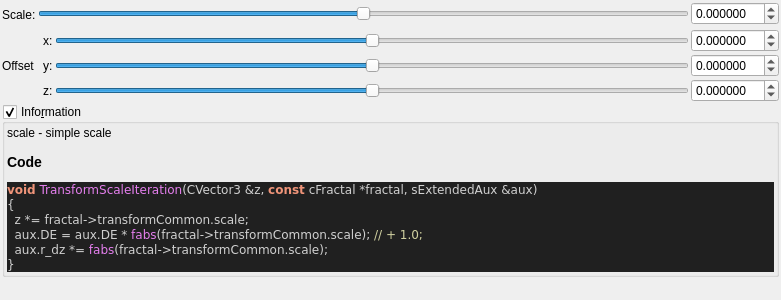
First picture: the form in mandelbulber2/qt_data/fractal_transf_octo_fold.ui, repository buddhi1980/mandelbulber2, before the edit.
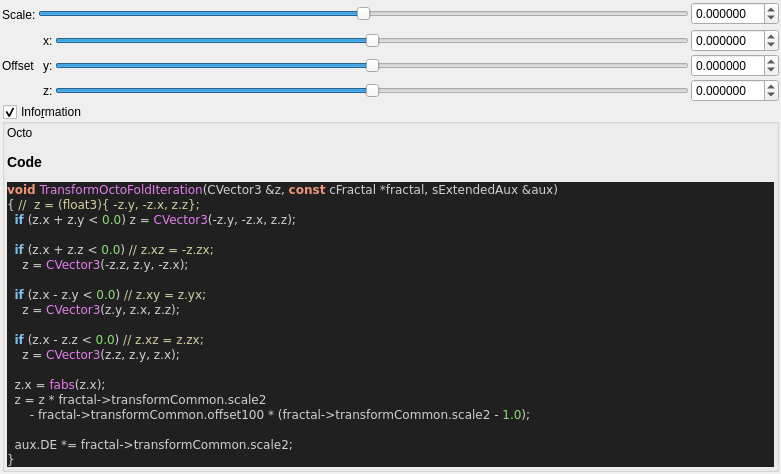
Second picture: the form after the edit. Custom widgets are drawn as their Qt base class.

```diff
--- a/mandelbulber2/qt_data/fractal_transf_octo_fold.ui
+++ b/mandelbulber2/qt_data/fractal_transf_octo_fold.ui
@@ -311,15 +311,28 @@
       <item>
        <widget class="QLabel" name="label_code_content">
         <property name="text">
-         <string>&lt;p&gt;scale - simple scale&lt;/p&gt;&lt;table&gt;
+         <string>&lt;p&gt;Octo&lt;/p&gt;&lt;table&gt;
 &lt;/table&gt;
 &lt;h3&gt;Code&lt;/h3&gt;
 &lt;body style=&quot;background-color:#202020&quot;&gt;
-&lt;pre style=&quot;color:#d0d0d0; background-color:#202020;  font-family:'Courier New',monospace;&quot;&gt;&lt;span style=&quot;color:#f09479; font-weight:bold&quot;&gt;void&lt;/span&gt; &lt;span style=&quot;color:#e47eed&quot;&gt;TransformScaleIteration&lt;/span&gt;&lt;span style=&quot;color:#d0d0d0&quot;&gt;(&lt;/span&gt;CVector3 &lt;span style=&quot;color:#d0d0d0&quot;&gt;&amp;amp;&lt;/span&gt;z&lt;span style=&quot;color:#d0d0d0&quot;&gt;,&lt;/span&gt; &lt;span style=&quot;color:#f09479; font-weight:bold&quot;&gt;const&lt;/span&gt; cFractal &lt;span style=&quot;color:#d0d0d0&quot;&gt;*&lt;/span&gt;fractal&lt;span style=&quot;color:#d0d0d0&quot;&gt;,&lt;/span&gt; sExtendedAux &lt;span style=&quot;color:#d0d0d0&quot;&gt;&amp;amp;&lt;/span&gt;aux&lt;span style=&quot;color:#d0d0d0&quot;&gt;)&lt;/span&gt;
-&lt;span style=&quot;color:#d0d0d0&quot;&gt;{&lt;/span&gt;
-  z &lt;span style=&quot;color:#d0d0d0&quot;&gt;*=&lt;/span&gt; fractal&lt;span style=&quot;color:#d0d0d0&quot;&gt;-&amp;gt;&lt;/span&gt;transformCommon&lt;span style=&quot;color:#d0d0d0&quot;&gt;.&lt;/span&gt;scale&lt;span style=&quot;color:#d0d0d0&quot;&gt;;&lt;/span&gt;
-  aux&lt;span style=&quot;color:#d0d0d0&quot;&gt;.&lt;/span&gt;DE &lt;span style=&quot;color:#d0d0d0&quot;&gt;=&lt;/span&gt; aux&lt;span style=&quot;color:#d0d0d0&quot;&gt;.&lt;/span&gt;DE &lt;span style=&quot;color:#d0d0d0&quot;&gt;*&lt;/span&gt; &lt;span style=&quot;color:#e47eed&quot;&gt;fabs&lt;/span&gt;&lt;span style=&quot;color:#d0d0d0&quot;&gt;(&lt;/span&gt;fractal&lt;span style=&quot;color:#d0d0d0&quot;&gt;-&amp;gt;&lt;/span&gt;transformCommon&lt;span style=&quot;color:#d0d0d0&quot;&gt;.&lt;/span&gt;scale&lt;span style=&quot;color:#d0d0d0&quot;&gt;);&lt;/span&gt; &lt;span style=&quot;color:#d0d0a0&quot;&gt;// + 1.0;&lt;/span&gt;
-  aux&lt;span style=&quot;color:#d0d0d0&quot;&gt;.&lt;/span&gt;r_dz &lt;span style=&quot;color:#d0d0d0&quot;&gt;*=&lt;/span&gt; &lt;span style=&quot;color:#e47eed&quot;&gt;fabs&lt;/span&gt;&lt;span style=&quot;color:#d0d0d0&quot;&gt;(&lt;/span&gt;fractal&lt;span style=&quot;color:#d0d0d0&quot;&gt;-&amp;gt;&lt;/span&gt;transformCommon&lt;span style=&quot;color:#d0d0d0&quot;&gt;.&lt;/span&gt;scale&lt;span style=&quot;color:#d0d0d0&quot;&gt;);&lt;/span&gt;
+&lt;pre style=&quot;color:#d0d0d0; background-color:#202020;  font-family:'Courier New',monospace;&quot;&gt;&lt;span style=&quot;color:#f09479; font-weight:bold&quot;&gt;void&lt;/span&gt; &lt;span style=&quot;color:#e47eed&quot;&gt;TransformOctoFoldIteration&lt;/span&gt;&lt;span style=&quot;color:#d0d0d0&quot;&gt;(&lt;/span&gt;CVector3 &lt;span style=&quot;color:#d0d0d0&quot;&gt;&amp;amp;&lt;/span&gt;z&lt;span style=&quot;color:#d0d0d0&quot;&gt;,&lt;/span&gt; &lt;span style=&quot;color:#f09479; font-weight:bold&quot;&gt;const&lt;/span&gt; cFractal &lt;span style=&quot;color:#d0d0d0&quot;&gt;*&lt;/span&gt;fractal&lt;span style=&quot;color:#d0d0d0&quot;&gt;,&lt;/span&gt; sExtendedAux &lt;span style=&quot;color:#d0d0d0&quot;&gt;&amp;amp;&lt;/span&gt;aux&lt;span style=&quot;color:#d0d0d0&quot;&gt;)&lt;/span&gt;
+&lt;span style=&quot;color:#d0d0d0&quot;&gt;{&lt;/span&gt; &lt;span style=&quot;color:#d0d0a0&quot;&gt;//  z = (float3){ -z.y, -z.x, z.z};&lt;/span&gt;
+  &lt;span style=&quot;color:#7ec0ee; font-weight:bold&quot;&gt;if&lt;/span&gt; &lt;span style=&quot;color:#d0d0d0&quot;&gt;(&lt;/span&gt;z&lt;span style=&quot;color:#d0d0d0&quot;&gt;.&lt;/span&gt;x &lt;span style=&quot;color:#d0d0d0&quot;&gt;+&lt;/span&gt; z&lt;span style=&quot;color:#d0d0d0&quot;&gt;.&lt;/span&gt;y &lt;span style=&quot;color:#d0d0d0&quot;&gt;&amp;lt;&lt;/span&gt; &lt;span style=&quot;color:#87df71&quot;&gt;0.0&lt;/span&gt;&lt;span style=&quot;color:#d0d0d0&quot;&gt;)&lt;/span&gt; z &lt;span style=&quot;color:#d0d0d0&quot;&gt;=&lt;/span&gt; &lt;span style=&quot;color:#e47eed&quot;&gt;CVector3&lt;/span&gt;&lt;span style=&quot;color:#d0d0d0&quot;&gt;(-&lt;/span&gt;z&lt;span style=&quot;color:#d0d0d0&quot;&gt;.&lt;/span&gt;y&lt;span style=&quot;color:#d0d0d0&quot;&gt;, -&lt;/span&gt;z&lt;span style=&quot;color:#d0d0d0&quot;&gt;.&lt;/span&gt;x&lt;span style=&quot;color:#d0d0d0&quot;&gt;,&lt;/span&gt; z&lt;span style=&quot;color:#d0d0d0&quot;&gt;.&lt;/span&gt;z&lt;span style=&quot;color:#d0d0d0&quot;&gt;);&lt;/span&gt;
+
+  &lt;span style=&quot;color:#7ec0ee; font-weight:bold&quot;&gt;if&lt;/span&gt; &lt;span style=&quot;color:#d0d0d0&quot;&gt;(&lt;/span&gt;z&lt;span style=&quot;color:#d0d0d0&quot;&gt;.&lt;/span&gt;x &lt;span style=&quot;color:#d0d0d0&quot;&gt;+&lt;/span&gt; z&lt;span style=&quot;color:#d0d0d0&quot;&gt;.&lt;/span&gt;z &lt;span style=&quot;color:#d0d0d0&quot;&gt;&amp;lt;&lt;/span&gt; &lt;span style=&quot;color:#87df71&quot;&gt;0.0&lt;/span&gt;&lt;span style=&quot;color:#d0d0d0&quot;&gt;)&lt;/span&gt; &lt;span style=&quot;color:#d0d0a0&quot;&gt;// z.xz = -z.zx;&lt;/span&gt;
+    z &lt;span style=&quot;color:#d0d0d0&quot;&gt;=&lt;/span&gt; &lt;span style=&quot;color:#e47eed&quot;&gt;CVector3&lt;/span&gt;&lt;span style=&quot;color:#d0d0d0&quot;&gt;(-&lt;/span&gt;z&lt;span style=&quot;color:#d0d0d0&quot;&gt;.&lt;/span&gt;z&lt;span style=&quot;color:#d0d0d0&quot;&gt;,&lt;/span&gt; z&lt;span style=&quot;color:#d0d0d0&quot;&gt;.&lt;/span&gt;y&lt;span style=&quot;color:#d0d0d0&quot;&gt;, -&lt;/span&gt;z&lt;span style=&quot;color:#d0d0d0&quot;&gt;.&lt;/span&gt;x&lt;span style=&quot;color:#d0d0d0&quot;&gt;);&lt;/span&gt;
+
+  &lt;span style=&quot;color:#7ec0ee; font-weight:bold&quot;&gt;if&lt;/span&gt; &lt;span style=&quot;color:#d0d0d0&quot;&gt;(&lt;/span&gt;z&lt;span style=&quot;color:#d0d0d0&quot;&gt;.&lt;/span&gt;x &lt;span style=&quot;color:#d0d0d0&quot;&gt;-&lt;/span&gt; z&lt;span style=&quot;color:#d0d0d0&quot;&gt;.&lt;/span&gt;y &lt;span style=&quot;color:#d0d0d0&quot;&gt;&amp;lt;&lt;/span&gt; &lt;span style=&quot;color:#87df71&quot;&gt;0.0&lt;/span&gt;&lt;span style=&quot;color:#d0d0d0&quot;&gt;)&lt;/span&gt; &lt;span style=&quot;color:#d0d0a0&quot;&gt;// z.xy = z.yx;&lt;/span&gt;
+    z &lt;span style=&quot;color:#d0d0d0&quot;&gt;=&lt;/span&gt; &lt;span style=&quot;color:#e47eed&quot;&gt;CVector3&lt;/span&gt;&lt;span style=&quot;color:#d0d0d0&quot;&gt;(&lt;/span&gt;z&lt;span style=&quot;color:#d0d0d0&quot;&gt;.&lt;/span&gt;y&lt;span style=&quot;color:#d0d0d0&quot;&gt;,&lt;/span&gt; z&lt;span style=&quot;color:#d0d0d0&quot;&gt;.&lt;/span&gt;x&lt;span style=&quot;color:#d0d0d0&quot;&gt;,&lt;/span&gt; z&lt;span style=&quot;color:#d0d0d0&quot;&gt;.&lt;/span&gt;z&lt;span style=&quot;color:#d0d0d0&quot;&gt;);&lt;/span&gt;
+
+  &lt;span style=&quot;color:#7ec0ee; font-weight:bold&quot;&gt;if&lt;/span&gt; &lt;span style=&quot;color:#d0d0d0&quot;&gt;(&lt;/span&gt;z&lt;span style=&quot;color:#d0d0d0&quot;&gt;.&lt;/span&gt;x &lt;span style=&quot;color:#d0d0d0&quot;&gt;-&lt;/span&gt; z&lt;span style=&quot;color:#d0d0d0&quot;&gt;.&lt;/span&gt;z &lt;span style=&quot;color:#d0d0d0&quot;&gt;&amp;lt;&lt;/span&gt; &lt;span style=&quot;color:#87df71&quot;&gt;0.0&lt;/span&gt;&lt;span style=&quot;color:#d0d0d0&quot;&gt;)&lt;/span&gt; &lt;span style=&quot;color:#d0d0a0&quot;&gt;// z.xz = z.zx;&lt;/span&gt;
+    z &lt;span style=&quot;color:#d0d0d0&quot;&gt;=&lt;/span&gt; &lt;span style=&quot;color:#e47eed&quot;&gt;CVector3&lt;/span&gt;&lt;span style=&quot;color:#d0d0d0&quot;&gt;(&lt;/span&gt;z&lt;span style=&quot;color:#d0d0d0&quot;&gt;.&lt;/span&gt;z&lt;span style=&quot;color:#d0d0d0&quot;&gt;,&lt;/span&gt; z&lt;span style=&quot;color:#d0d0d0&quot;&gt;.&lt;/span&gt;y&lt;span style=&quot;color:#d0d0d0&quot;&gt;,&lt;/span&gt; z&lt;span style=&quot;color:#d0d0d0&quot;&gt;.&lt;/span&gt;x&lt;span style=&quot;color:#d0d0d0&quot;&gt;);&lt;/span&gt;
+
+  z&lt;span style=&quot;color:#d0d0d0&quot;&gt;.&lt;/span&gt;x &lt;span style=&quot;color:#d0d0d0&quot;&gt;=&lt;/span&gt; &lt;span style=&quot;color:#e47eed&quot;&gt;fabs&lt;/span&gt;&lt;span style=&quot;color:#d0d0d0&quot;&gt;(&lt;/span&gt;z&lt;span style=&quot;color:#d0d0d0&quot;&gt;.&lt;/span&gt;x&lt;span style=&quot;color:#d0d0d0&quot;&gt;);&lt;/span&gt;
+  z &lt;span style=&quot;color:#d0d0d0&quot;&gt;=&lt;/span&gt; z &lt;span style=&quot;color:#d0d0d0&quot;&gt;*&lt;/span&gt; fractal&lt;span style=&quot;color:#d0d0d0&quot;&gt;-&amp;gt;&lt;/span&gt;transformCommon&lt;span style=&quot;color:#d0d0d0&quot;&gt;.&lt;/span&gt;scale2
+      &lt;span style=&quot;color:#d0d0d0&quot;&gt;-&lt;/span&gt; fractal&lt;span style=&quot;color:#d0d0d0&quot;&gt;-&amp;gt;&lt;/span&gt;transformCommon&lt;span style=&quot;color:#d0d0d0&quot;&gt;.&lt;/span&gt;offset100 &lt;span style=&quot;color:#d0d0d0&quot;&gt;* (&lt;/span&gt;fractal&lt;span style=&quot;color:#d0d0d0&quot;&gt;-&amp;gt;&lt;/span&gt;transformCommon&lt;span style=&quot;color:#d0d0d0&quot;&gt;.&lt;/span&gt;scale2 &lt;span style=&quot;color:#d0d0d0&quot;&gt;-&lt;/span&gt; &lt;span style=&quot;color:#87df71&quot;&gt;1.0&lt;/span&gt;&lt;span style=&quot;color:#d0d0d0&quot;&gt;);&lt;/span&gt;
+
+  aux&lt;span style=&quot;color:#d0d0d0&quot;&gt;.&lt;/span&gt;DE &lt;span style=&quot;color:#d0d0d0&quot;&gt;*=&lt;/span&gt; fractal&lt;span style=&quot;color:#d0d0d0&quot;&gt;-&amp;gt;&lt;/span&gt;transformCommon&lt;span style=&quot;color:#d0d0d0&quot;&gt;.&lt;/span&gt;scale2&lt;span style=&quot;color:#d0d0d0&quot;&gt;;&lt;/span&gt;
 &lt;span style=&quot;color:#d0d0d0&quot;&gt;}&lt;/span&gt;
 &lt;/pre&gt;
 &lt;/body&gt;</string>
```
